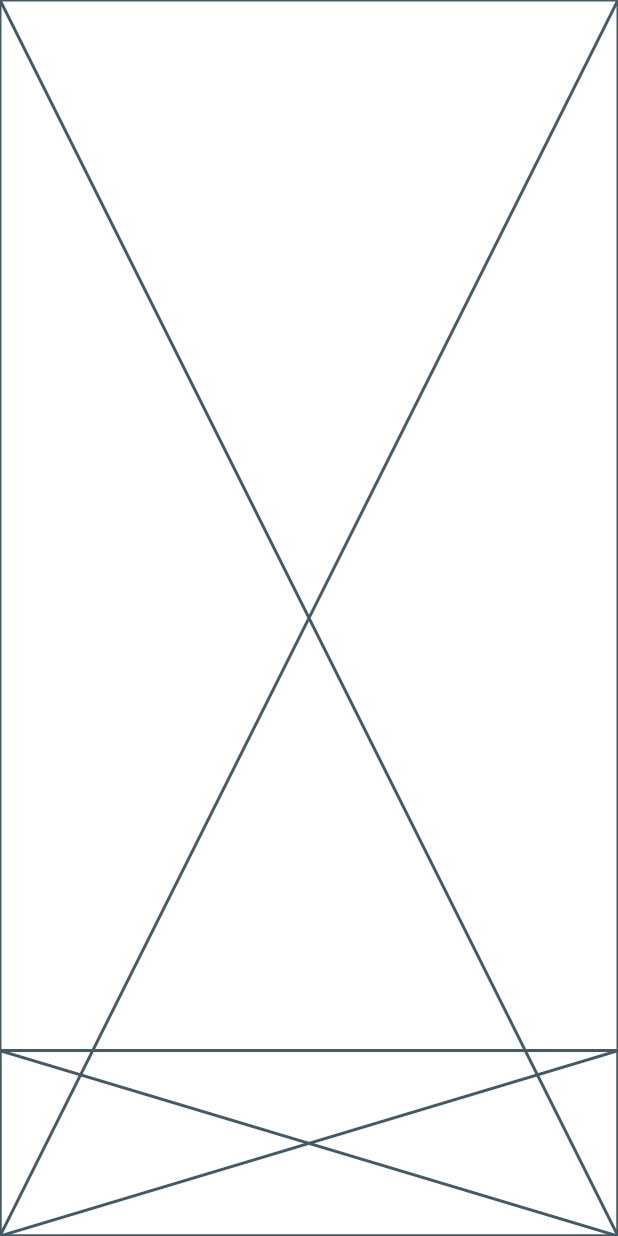
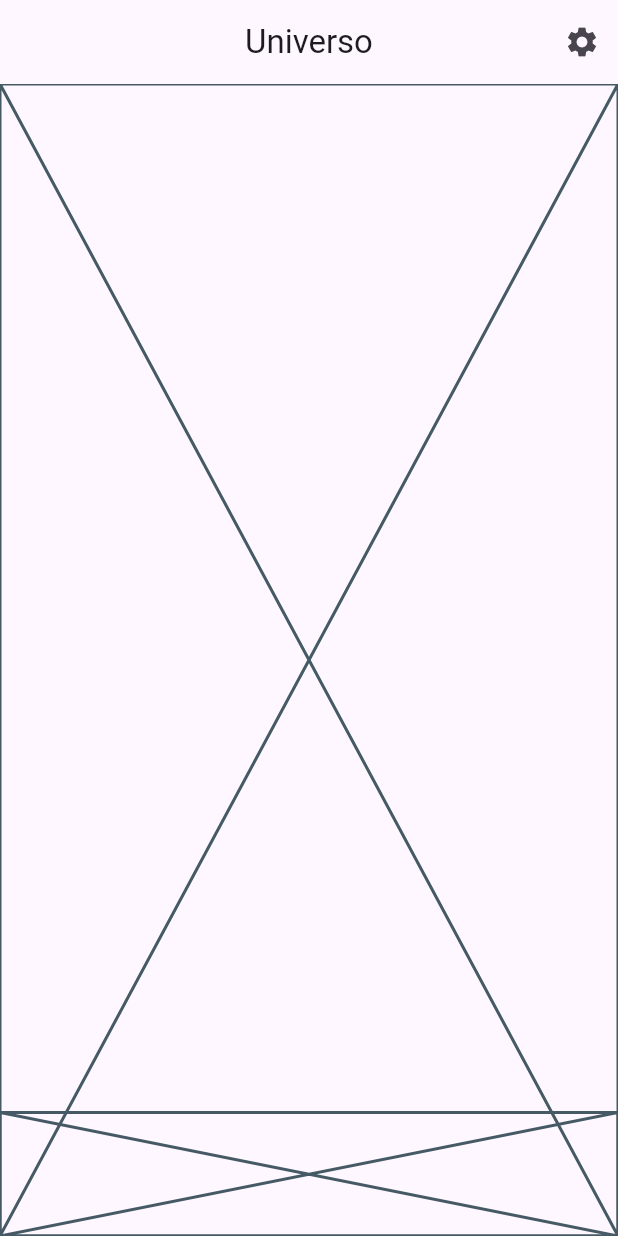
Before and after one commit to bebo1995/tome, a Flutter app: the screen it shows after launch, on a phone screen of 412 x 824 dp. Run offline on Flutter 3.47's test engine with Material 3 defaults, Android fonts, the phone set to English and light mode, and no system bars.

Commit message:
Updated landscreen

```diff
--- a/lib/landscreen.dart
+++ b/lib/landscreen.dart
@@ -11,8 +11,18 @@ class _LandScreenState extends State<LandScreen>{
   @override
   Widget build(BuildContext context) {
     Size screenSize = MediaQuery.of(context).size;
-    double buttonsH = screenSize.height * 0.15;
-    return Stack(
+    double buttonsH = screenSize.height * 0.1;
+    return Scaffold(
+      appBar: AppBar(
+        centerTitle: true,
+        title: Text("Universo"),
+        actions: [
+          IconButton(
+            onPressed: ()=>{},
+            icon: Icon(Icons.settings))
+        ],
+      ),
+      body: Stack(
         alignment: Alignment.bottomCenter,
         children: [
           Placeholder(),
@@ -21,6 +31,7 @@ class _LandScreenState extends State<LandScreen>{
             child:  Placeholder(),
           )
         ],
+      ),
     );
   }
 }
--- a/lib/main.dart
+++ b/lib/main.dart
@@ -16,7 +16,7 @@ class MyApp extends StatelessWidget {
       theme: ThemeData(
         colorScheme: ColorScheme.fromSeed(seedColor: Colors.deepPurple),
       ),
-      home: const LandScreen(),
+      home: const LandScreen()
     );
   }
 }
```
Lines whose indentation alone changed are shown as unchanged.
